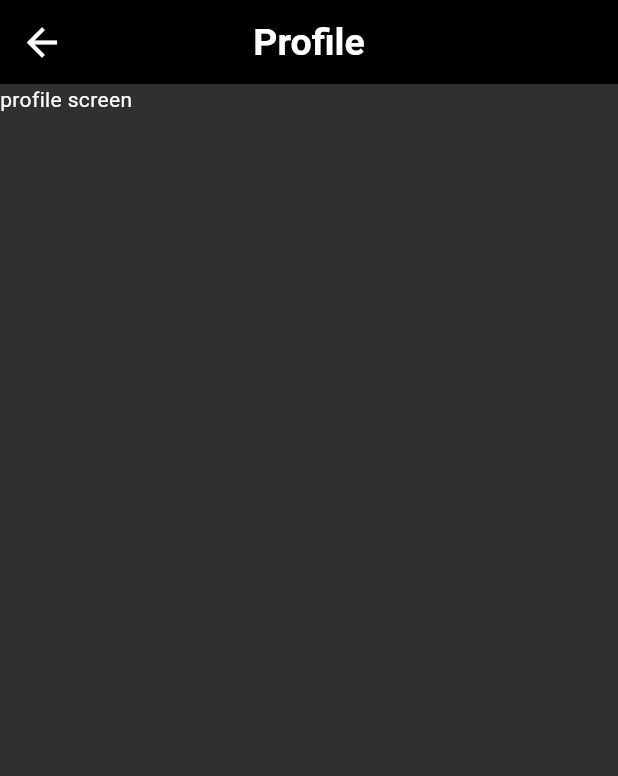
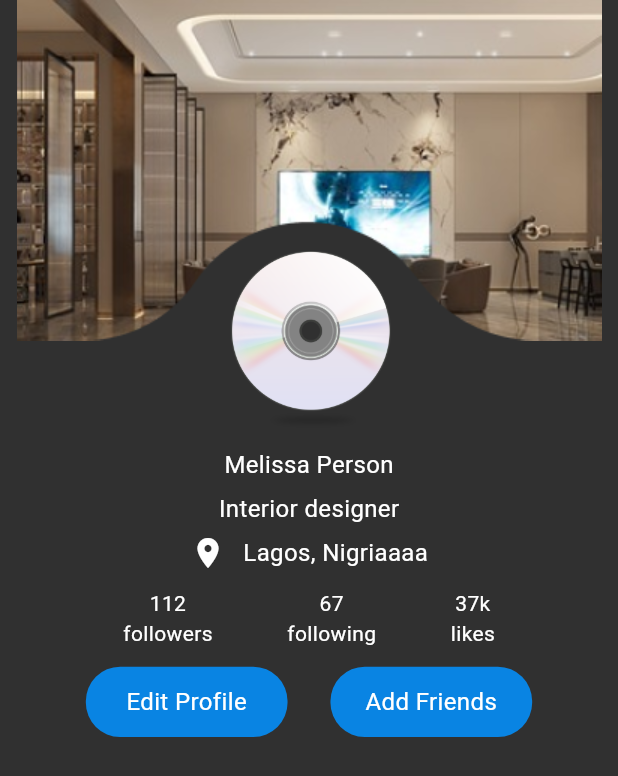
Before and after one commit to deepak7727/flutter-music, a Flutter app: the ProfileScreen screen opened by its route, on a phone screen of 412 x 824 dp. Shown: the top 776 px of the screen. Run offline on Flutter 3.47's test engine with Material 3 defaults, Android fonts, the light colour scheme and no system bars; our stand-ins replace bot_toast, firebase_auth, firebase_core, flutter_bloc, flutter_screenutil, flutter_secure_storage and 6 more; accounts and stored records are empty.

Commit message:
profile scren added, desing chagnes

```diff
--- a/lib/screens/profile_page/profile_screen.dart
+++ /dev/null
@@ -1,24 +0,0 @@
-import 'package:flutter/material.dart';
-
-class ProfileScreen extends StatefulWidget {
-  const ProfileScreen({super.key});
-
-  @override
-  State<ProfileScreen> createState() => _ProfileScreenState();
-}
-
-class _ProfileScreenState extends State<ProfileScreen> {
-  @override
-  Widget build(BuildContext context) {
-    return Scaffold(
-      appBar: AppBar(
-        title: Text("Profile"),
-      ),
-      body: Column(
-        children: [
-          Text("profile screen"),
-        ],
-      ),
-    );
-  }
-}
--- /dev/null
+++ b/lib/screens/setting_page/profile_page/profile_screen.dart
@@ -0,0 +1,132 @@
+import 'package:flutter/material.dart';
+import 'package:flutter_application_1/styles/color_res.dart';
+import 'package:flutter_application_1/styles/styles.dart';
+import 'package:flutter_application_1/utils/common/custome_button_widget.dart';
+import 'package:flutter_application_1/utils/global/image_res.dart';
+import 'package:flutter_screenutil/flutter_screenutil.dart';
+
+class ProfileScreen extends StatefulWidget {
+  const ProfileScreen({super.key});
+
+  @override
+  State<ProfileScreen> createState() => _ProfileScreenState();
+}
+
+class _ProfileScreenState extends State<ProfileScreen> {
+// TabController _tabController = TabController(length: 2, vsync: vsync);
+  @override
+  Widget build(BuildContext context) {
+    return Scaffold(
+      body: Column(
+        children: [
+          // Profie Images
+          Stack(
+            alignment: Alignment.bottomCenter,
+            clipBehavior: Clip.none,
+            children: [
+              Image.asset(
+                ImageRes.profileBgImage,
+                fit: BoxFit.contain,
+              ),
+              Positioned(
+                bottom: -50.h,
+                child: Image.asset(
+                  ImageRes.cd2Image,
+                  height: 100.h,
+                ),
+              ),
+            ],
+          ),
+          SizedBox(height: 60.h),
+          // Profile main info
+          Column(
+            children: [
+              Text(
+                "Melissa Person",
+                style: Styles.textStyle(),
+              ),
+              SizedBox(height: 5.h),
+              Text(
+                "Interior designer",
+                style: Styles.textStyle(),
+              ),
+              SizedBox(height: 5.h),
+              Row(
+                mainAxisAlignment: MainAxisAlignment.center,
+                children: [
+                  Icon(Icons.location_on),
+                  SizedBox(width: 10.w),
+                  Text(
+                    "Lagos, Nigriaaaa",
+                    style: Styles.textStyle(),
+                  ),
+                ],
+              ),
+              SizedBox(height: 10.h),
+              Padding(
+                padding: EdgeInsets.symmetric(horizontal: 50.w),
+                child: Column(
+                  children: [
+                    // followers details
+                    Row(
+                      mainAxisAlignment: MainAxisAlignment.spaceAround,
+                      children: [
+                        Column(
+                          children: [
+                            Text("112"),
+                            Text("followers"),
+                          ],
+                        ),
+                        Column(
+                          children: [
+                            Text("67"),
+                            Text("following"),
+                          ],
+                        ),
+                        Column(
+                          children: [
+                            Text("37k"),
+                            Text("likes"),
+                          ],
+                        ),
+                      ],
+                    ),
+                    SizedBox(height: 10.h),
+                    // buttons
+                    Row(
+                      children: [
+                        Expanded(
+                          child: EvolvedButton(
+                            text: "Edit Profile",
+                            buttonColor: ColorRes.primaryColor,
+                            textWidegt: Text(
+                              "Edit Profile",
+                              style: Styles.textStyle(),
+                              textAlign: TextAlign.center,
+                            ),
+                          ),
+                        ),
+                        SizedBox(width: 25.w),
+                        Expanded(
+                          child: EvolvedButton(
+                            text: "Add Friends",
+                            buttonColor: ColorRes.primaryColor,
+                            textWidegt: Text(
+                              "Add Friends",
+                              style: Styles.textStyle(),
+                              textAlign: TextAlign.center,
+                            ),
+                          ),
+                        ),
+                      ],
+                    ),
+                  ],
+                ),
+              ),
+            ],
+          ),
+        ],
+      ),
+    );
+  }
+}
--- a/lib/screens/setting_page/setting_screen.dart
+++ b/lib/screens/setting_page/setting_screen.dart
@@ -5,6 +5,7 @@ import 'package:flutter_application_1/styles/color_res.dart';
 import 'package:flutter_application_1/styles/styles.dart';
 import 'package:flutter_application_1/utils/common/common_method.dart';
 import 'package:flutter_application_1/utils/global/enum_res.dart';
+import 'package:flutter_application_1/utils/global/route_utils.dart';
 import 'package:flutter_screenutil/flutter_screenutil.dart';
 import 'package:get/get.dart';
 
@@ -129,14 +130,15 @@ class _SettingScreenState extends State<SettingScreen> {
                           title: "Profile",
                           titleIcon: Icons.person_2_outlined,
                           onTap: () {
-                            showBotMessage(title: "progile opened");
+                            Get.toNamed(RouteUtils.profile);
                           },
                         ),
                         SettingSubItemView(
                           title: "Edit Profile",
                           titleIcon: Icons.edit,
                           onTap: () {
-                            showBotMessage(title: "edit profile opened");
+                            // for Edit profile navigation page
+                            // Get.toNamed(RouteUtils.profile);
                           },
                         ),
                         SettingSubItemView(
@@ -192,22 +194,22 @@ class _SettingScreenState extends State<SettingScreen> {
                     Column(
                       children: [
                         SettingSubItemView(
-                          title: "My Subsccription",
-                          titleIcon: Icons.person_2_outlined,
+                          title: "My Subscription",
+                          titleIcon: Icons.credit_card,
                           onTap: () {
                             showBotMessage(title: "progile opened");
                           },
                         ),
                         SettingSubItemView(
                           title: "Help",
-                          titleIcon: Icons.edit,
+                          titleIcon: Icons.question_mark_outlined,
                           onTap: () {
                             showBotMessage(title: "edit profile opened");
                           },
                         ),
                         SettingSubItemView(
                           title: "Term and Condition",
-                          titleIcon: Icons.security_outlined,
+                          titleIcon: Icons.error_outline_outlined,
                           onTap: () {
                             showBotMessage(title: "security opened");
                           },
@@ -220,7 +222,7 @@ class _SettingScreenState extends State<SettingScreen> {
               SizedBox(
                 height: 20.h,
               ),
-              // cacje amd cellar
+              // cache amd cellar
               Container(
                 padding: Styles.standardPadding,
                 decoration: BoxDecoration(
@@ -243,14 +245,14 @@ class _SettingScreenState extends State<SettingScreen> {
                       children: [
                         SettingSubItemView(
                           title: "Free up space",
-                          titleIcon: Icons.person_2_outlined,
+                          titleIcon: Icons.delete_outline_outlined,
                           onTap: () {
-                            showBotMessage(title: "progile opened");
+                            showBotMessage(title: "profile opened");
                           },
                         ),
                         SettingSubItemView(
                           title: "Data Saver",
-                          titleIcon: Icons.edit,
+                          titleIcon: Icons.data_exploration_outlined,
                           onTap: () {
                             showBotMessage(title: "edit profile opened");
                           },
@@ -286,21 +288,21 @@ class _SettingScreenState extends State<SettingScreen> {
                       children: [
                         SettingSubItemView(
                           title: "Report a problem",
-                          titleIcon: Icons.person_2_outlined,
+                          titleIcon: Icons.flag_outlined,
                           onTap: () {
                             showBotMessage(title: "progile opened");
                           },
                         ),
                         SettingSubItemView(
-                          title: "Add a account",
-                          titleIcon: Icons.edit,
+                          title: "Add account",
+                          titleIcon: Icons.group_outlined,
                           onTap: () {
                             showBotMessage(title: "edit profile opened");
                           },
                         ),
                         SettingSubItemView(
                           title: "Log out",
-                          titleIcon: Icons.edit,
+                          titleIcon: Icons.logout_outlined,
                           onTap: () {
                             showBotMessage(title: "edit profile opened");
                           },
--- a/lib/screens/setting_page/widget/setting_sub_item_view.dart
+++ b/lib/screens/setting_page/widget/setting_sub_item_view.dart
@@ -18,6 +18,7 @@ class SettingSubItemView extends StatelessWidget {
         margin: EdgeInsets.only(bottom: 2.h),
         padding: Styles.standardBoxPadding,
         decoration: BoxDecoration(
+          color: ColorRes.white,
           boxShadow: [
             BoxShadow(
               color: ColorRes.primaryColor,
@@ -29,12 +30,16 @@ class SettingSubItemView extends StatelessWidget {
           children: [
             Icon(
               titleIcon,
+              color: ColorRes.black,
             ),
             SizedBox(width: 10.w),
             Expanded(
               child: Text(
                 title,
-                style: Theme.of(context).textTheme.bodySmall,
+                // style: Theme.of(context).textTheme.bodySmall,
+                style: Styles.textStyle(
+                  color: ColorRes.black,
+                ),
               ),
             ),
           ],
--- a/lib/utils/global/image_res.dart
+++ b/lib/utils/global/image_res.dart
@@ -1,9 +1,8 @@
-String imagePath  = "assets/images/";
-String lottiePath  = "assets/lottie/";
-String iconPath  = "assets/icon/";
+String imagePath = "assets/images/";
+String lottiePath = "assets/lottie/";
+String iconPath = "assets/icon/";
 
-class ImageRes{
-
+class ImageRes {
   // image
   static final String loginImage = "${imagePath}login.png";
   static final String signupImage = "${imagePath}signup.png";
@@ -12,9 +11,9 @@ class ImageRes{
   static final String logoImage = "${imagePath}music_logo.png";
   static final String cdImage = "${imagePath}cd_img.png";
   static final String cd2Image = "${imagePath}cd_img2.png";
+  static final String profileBgImage = "${imagePath}profile_bg_img.png";
 
 // icons
-
 
 // lottie image
   static final String lottieEmptyList = "${lottiePath}lottie1.json";
--- a/lib/utils/global/route_utils.dart
+++ b/lib/utils/global/route_utils.dart
@@ -2,8 +2,8 @@ import 'package:flutter_application_1/cubit/authtication/authtication_cubit.dart
 import 'package:flutter_application_1/screens/home_page/home_screen.dart';
 import 'package:flutter_application_1/screens/login_page/login_screen.dart';
 import 'package:flutter_application_1/screens/player_page/player_screen.dart';
-import 'package:flutter_application_1/screens/profile_page/profile_screen.dart';
 import 'package:flutter_application_1/screens/search_page/search_screen.dart';
+import 'package:flutter_application_1/screens/setting_page/profile_page/profile_screen.dart';
 import 'package:flutter_application_1/screens/signup_page/signup_screen.dart';
 import 'package:flutter_application_1/screens/splash_page/splash_screen.dart';
 import 'package:flutter_application_1/screens/test_page/test_page_screen.dart';
```
Also changed, not shown: assets/images/profile_bg_img.png (added).
